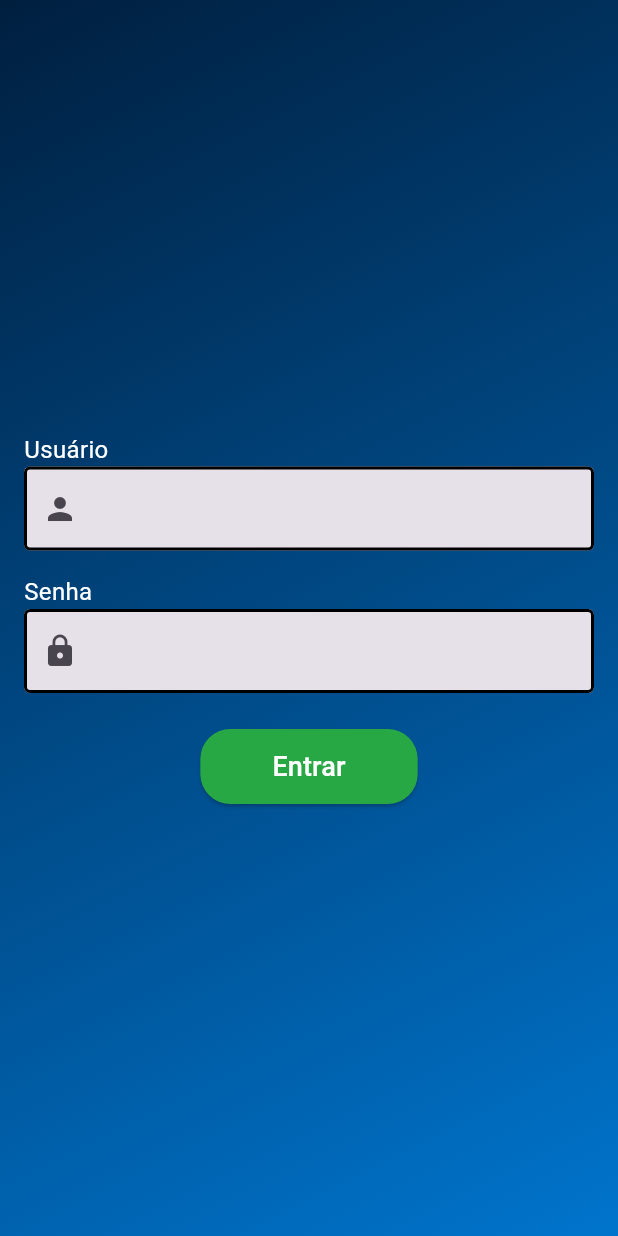
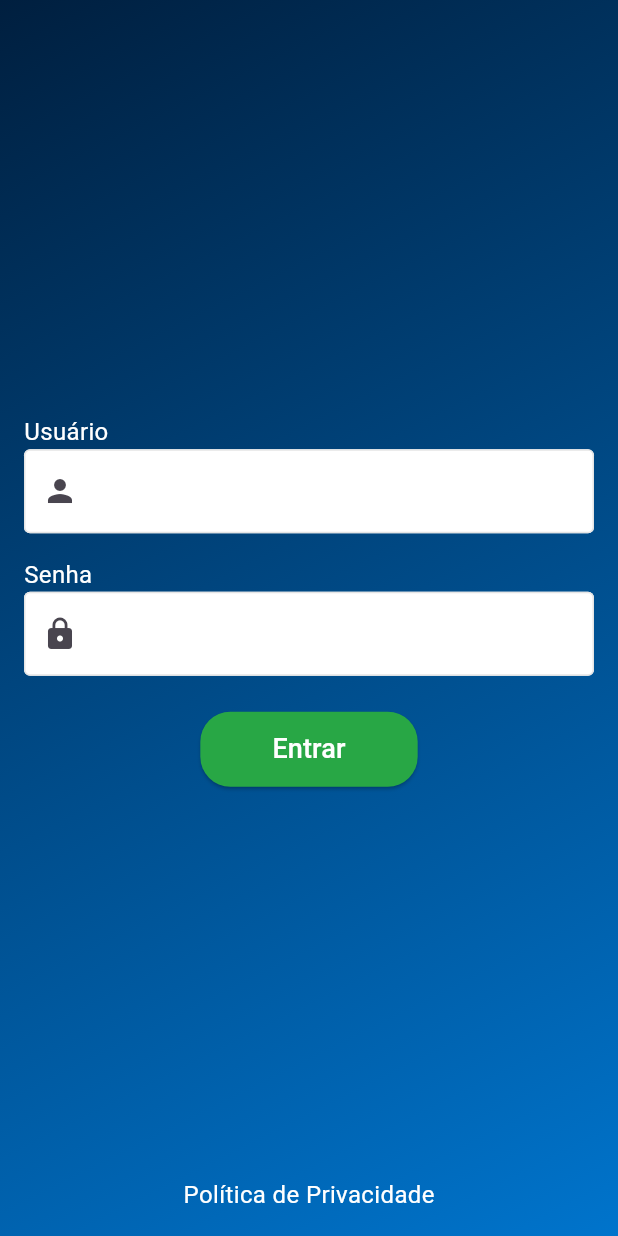
Before and after one commit to matheus-kittler/target_systems, a Flutter app: the screen it shows after launch, on a phone screen of 412 x 824 dp. Run offline on Flutter 3.47's test engine with Material 3 defaults, Android fonts, the phone set to English and light mode, and no system bars; our stand-ins replace firebase_auth, firebase_core, mobx; accounts and stored records are empty; generated files the repository leaves out were written again.

Commit message:
create a login auth

```diff
--- a/lib/auth/auth.dart
+++ b/lib/auth/auth.dart
@@ -1,23 +1,24 @@
 import 'package:firebase_auth/firebase_auth.dart';
+import 'package:flutter/material.dart';
+import 'package:target_challenge/presentation/home_page.dart';
+import 'package:target_challenge/presentation/login_page.dart';
 
-class Auth {
-  final FirebaseAuth firebaseAuth = FirebaseAuth.instance;
+class AuthPage extends StatelessWidget {
+  const AuthPage({super.key});
 
-  User? get currentUser => firebaseAuth.currentUser;
-
-  Stream<User?> get authStateChanges => firebaseAuth.authStateChanges();
-
-  Future<void> signIn({
-    required String email,
-    required String password,
-  }) async {
-    await firebaseAuth.signInWithEmailAndPassword(
-      email: email,
-      password: password,
+  @override
+  Widget build(BuildContext context) {
+    return Scaffold(
+      body: StreamBuilder<User?>(
+        stream: FirebaseAuth.instance.authStateChanges(),
+        builder: (context, snapshot) {
+          if (snapshot.hasData) {
+            return const HomePage();
+          } else {
+            return const LoginPage();
+          }
+        },
+      ),
     );
   }
-
-  Future<void> signOut() async {
-    await firebaseAuth.signOut();
-  }
 }
--- a/lib/main.dart
+++ b/lib/main.dart
@@ -1,9 +1,15 @@
-// import 'package:firebase_core/firebase_core.dart';
+import 'package:firebase_core/firebase_core.dart';
+import 'package:flutter/material.dart';
+import 'package:target_challenge/auth/auth.dart';
+import 'package:target_challenge/firebase_options.dart';
 
-import 'package:flutter/material.dart';
-import 'package:target_challenge/presentation/login_page.dart';
-
-void main() => runApp(const MyApp());
+void main() async {
+  WidgetsFlutterBinding.ensureInitialized();
+  await Firebase.initializeApp(
+    options: DefaultFirebaseOptions.currentPlatform,
+  );
+  runApp(const MyApp());
+}
 
 class MyApp extends StatelessWidget {
   const MyApp({super.key});
@@ -13,7 +19,7 @@ class MyApp extends StatelessWidget {
     return const MaterialApp(
       title: 'Targer Challenge',
       debugShowCheckedModeBanner: false,
-      home: LoginPage(),
+      home: AuthPage(),
     );
   }
 }
--- a/lib/presentation/login_page.dart
+++ b/lib/presentation/login_page.dart
@@ -1,12 +1,9 @@
 import 'package:firebase_auth/firebase_auth.dart';
 import 'package:flutter/material.dart';
-import 'package:flutter_mobx/flutter_mobx.dart';
-import 'package:mobx/mobx.dart';
-import 'package:target_challenge/auth/auth.dart';
+import 'package:url_launcher/url_launcher.dart';
 import 'package:target_challenge/controllers/login_controller.dart';
-import 'package:target_challenge/if_debugging.dart';
-import 'package:target_challenge/main.dart';
-import 'package:target_challenge/widgets/custom_text_field.dart';
+import 'package:target_challenge/widgets/custom_text_field_email.dart';
+import 'package:target_challenge/widgets/custom_text_field_password.dart';
 import 'package:target_challenge/widgets/gradient_background.dart';
 
 class LoginPage extends StatefulWidget {
@@ -24,28 +21,31 @@ class LoginPageState extends State<LoginPage> {
   Color secundaryColor = const Color(0xFF0074CC);
   String userTitle = 'Usuário';
   String passwordTitle = 'Senha';
+  String enter = 'Entrar';
+  String policy = 'Política de Privacidade';
+  String site = 'https://google.com.br/';
   String? errorMessage = '';
   Icon userIcon = const Icon(Icons.person);
   Icon passwordIcon = const Icon(Icons.lock);
+  bool isValid = false;
 
   final TextEditingController controllerEmail = TextEditingController();
   final TextEditingController controllerPassword = TextEditingController();
 
-  Future<void> signIn() async {
-    try {
-      await Auth().signIn(
+  // Future<void> signIn() async {
+  //   try {
+  //     await Auth().signIn(
+  //         email: controllerEmail.text, password: controllerPassword.text);
+  //   } on FirebaseAuthException catch (e) {
+  //     setState(() {
+  //       errorMessage = e.message;
+  //     });
+  //   }
+  // }
+
+  void signUserIn() async {
+    await FirebaseAuth.instance.signInWithEmailAndPassword(
         email: controllerEmail.text, password: controllerPassword.text);
-    } on FirebaseAuthException catch (e) {
-      setState(() {
-        errorMessage = e.message;
-      });
-    }
-  }
-
-  void validateTextField() {
-    if (formKey.currentState!.validate()) {
-      loginController.isValid;
-    }
   }
 
   @override
@@ -60,36 +60,25 @@ class LoginPageState extends State<LoginPage> {
             child: Column(
               mainAxisAlignment: MainAxisAlignment.center,
               children: [
-                Observer(builder: (_) {
-                  return CustomTextField(
-                    controller: TextEditingController(),
-                    onChanged: (_) {},
+                Expanded(
+                    child: Column(
+                  mainAxisAlignment: MainAxisAlignment.center,
+                  children: [
+                    CustomTextFieldEmail(
                       title: userTitle,
                       icon: userIcon,
-                    checkTextField: loginController.isValid,
-                    color:
-                        loginController.checkEmail ? Colors.red : Colors.white,
-                  );
-                }),
+                      controller: controllerEmail,
+                    ),
                     const SizedBox(height: 16.0),
-                Observer(builder: (_) {
-                  return CustomTextField(
-                    controller: TextEditingController(),
-                    onChanged: (_) {},
+                    CustomTextFieldPassword(
                       title: passwordTitle,
                       icon: passwordIcon,
-                    checkTextField: loginController.isValid,
-                    color: loginController.checkPassword
-                        ? Colors.red
-                        : Colors.white,
-                  );
-                }),
+                      controller: controllerPassword,
+                    ),
                     const SizedBox(height: 24.0),
                     ElevatedButton(
                       onPressed: () {
-                    // final email = emailController.text;
-                    // final password = passwordController.text;
-                    // context.read<MyApp>().goTo()
+                        signUserIn();
                       },
                       style: ElevatedButton.styleFrom(
                         backgroundColor: const Color(0xFF28A745),
@@ -97,20 +86,41 @@ class LoginPageState extends State<LoginPage> {
                           borderRadius: BorderRadius.circular(20.0),
                         ),
                       ),
-                  child: const Padding(
-                    padding: EdgeInsets.symmetric(
+                      child: Padding(
+                        padding: const EdgeInsets.symmetric(
                           vertical: 12.0,
                           horizontal: 24.0,
                         ),
                         child: Text(
-                      'Entrar',
-                      style: TextStyle(
+                          enter,
+                          style: const TextStyle(
                             color: Colors.white,
                             fontSize: 18.0,
                           ),
                         ),
                       ),
                     ),
+                  ],
+                )),
+                Align(
+                  alignment: Alignment.bottomCenter,
+                  child: InkWell(
+                    child: Text(
+                      policy,
+                      style: const TextStyle(
+                        fontSize: 16,
+                        color: Colors.white,
+                      ),
+                    ),
+                    onTap: () async {
+                      final url = site;
+
+                      if (await canLaunchUrl(url as Uri)) {
+                        await launch(url);
+                      }
+                    },
+                  ),
+                )
               ],
             ),
           ),
--- a/lib/widgets/custom_text_field.dart
+++ /dev/null
@@ -1,55 +0,0 @@
-import 'package:flutter/material.dart';
-
-class CustomTextField extends StatelessWidget {
-  final String title;
-  final Icon icon;
-  final bool checkTextField;
-  final Function(String) onChanged;
-  final Color color;
-  final TextEditingController controller;
-
-  const CustomTextField({
-    super.key,
-    required this.title,
-    required this.icon,
-    required this.checkTextField,
-    required this.onChanged,
-    required this.color,
-    required this.controller,
-  });
-
-  @override
-  Widget build(BuildContext context) {
-    return Column(
-      children: [
-        Align(
-          alignment: Alignment.centerLeft,
-          child: Text(
-            title,
-            textAlign: TextAlign.start,
-            style: const TextStyle(
-              color: Colors.white,
-              fontSize: 16.0,
-            ),
-          ),
-        ),
-        TextField(
-          maxLength: 20,
-          controller: controller,
-          onChanged: onChanged,
-          textInputAction: TextInputAction.next,
-          decoration: InputDecoration(
-            prefixIcon: icon,
-            enabledBorder: const OutlineInputBorder(
-              borderSide: BorderSide(
-                width: 2,
-              ),
-            ),
-            filled: true,
-            counterText: '',
-          ),
-        ),
-      ],
-    );
-  }
-}
--- /dev/null
+++ b/lib/widgets/custom_text_field_email.dart
@@ -0,0 +1,108 @@
+import 'package:flutter/material.dart';
+import 'package:flutter/services.dart';
+
+class CustomTextFieldEmail extends StatelessWidget {
+  final String title;
+  final Icon icon;
+  final TextEditingController controller;
+
+  const CustomTextFieldEmail({
+    super.key,
+    required this.title,
+    required this.icon,
+    required this.controller,
+  });
+
+  @override
+  Widget build(BuildContext context) {
+    return Column(
+      children: [
+        Align(
+          alignment: Alignment.centerLeft,
+          child: Text(
+            title,
+            textAlign: TextAlign.start,
+            style: const TextStyle(
+              color: Colors.white,
+              fontSize: 16.0,
+            ),
+          ),
+        ),
+        TextFormField(
+          autovalidateMode: AutovalidateMode.onUserInteraction,
+          /* autovalidate is disabled */
+          controller: controller,
+          inputFormatters: [
+            FilteringTextInputFormatter.deny(RegExp(
+                r'(\u00a9|\u00ae|[\u2000-\u3300]|\ud83c[\ud000-\udfff]|\ud83d[\ud000-\udfff]|\ud83e[\ud000-\udfff])')),
+          ],
+          keyboardType: TextInputType.text,
+          maxLength: 20,
+          maxLines: 1,
+          validator: (value) {
+            if (value != null) {
+              if (value.isEmpty) {
+                return 'Digite seu e-mail';
+              } else if (!value.contains('@')) {
+                return 'Digite seu e-mail corretamente, com o @';
+              } else {
+                return null;
+              }
+            } else {
+              value = '';
+            }
+            return null;
+          },
+          autofocus: false,
+          decoration: InputDecoration(
+            prefixIcon: icon,
+            errorMaxLines: 3,
+            counterText: "",
+            filled: true,
+            fillColor: Colors.white,
+            focusedBorder: const OutlineInputBorder(
+              borderRadius: BorderRadius.all(Radius.circular(4)),
+              borderSide: BorderSide(
+                width: 1,
+                color: Color(0xffE5E5E5),
+              ),
+            ),
+            disabledBorder: const OutlineInputBorder(
+              borderRadius: BorderRadius.all(Radius.circular(4)),
+              borderSide: BorderSide(
+                width: 1,
+                color: Color(0xffE5E5E5),
+              ),
+            ),
+            enabledBorder: const OutlineInputBorder(
+              borderRadius: BorderRadius.all(Radius.circular(4)),
+              borderSide: BorderSide(
+                width: 1,
+                color: Color(0xffE5E5E5),
+              ),
+            ),
+            border: const OutlineInputBorder(
+              borderRadius: BorderRadius.all(Radius.circular(4)),
+              borderSide: BorderSide(
+                width: 1,
+              ),
+            ),
+            errorBorder: const OutlineInputBorder(
+                borderRadius: BorderRadius.all(Radius.circular(4)),
+                borderSide: BorderSide(
+                  width: 1,
+                  color: Colors.red,
+                )),
+            focusedErrorBorder: const OutlineInputBorder(
+              borderRadius: BorderRadius.all(Radius.circular(4)),
+              borderSide: BorderSide(
+                width: 1,
+                color: Colors.red,
+              ),
+            ),
+          ),
+        ),
+      ],
+    );
+  }
+}
--- /dev/null
+++ b/lib/widgets/custom_text_field_password.dart
@@ -0,0 +1,104 @@
+import 'package:flutter/material.dart';
+import 'package:flutter/services.dart';
+
+class CustomTextFieldPassword extends StatelessWidget {
+  final String title;
+  final Icon icon;
+  final TextEditingController controller;
+
+  const CustomTextFieldPassword({
+    super.key,
+    required this.title,
+    required this.icon,
+    required this.controller,
+  });
+
+  @override
+  Widget build(BuildContext context) {
+    return Column(
+      children: [
+        Align(
+          alignment: Alignment.centerLeft,
+          child: Text(
+            title,
+            textAlign: TextAlign.start,
+            style: const TextStyle(
+              color: Colors.white,
+              fontSize: 16.0,
+            ),
+          ),
+        ),
+        TextFormField(
+          autovalidateMode: AutovalidateMode.onUserInteraction,
+          controller: controller,
+          inputFormatters: [
+            FilteringTextInputFormatter.deny(RegExp(r'[^a-zA-Z0-9]')),
+          ],
+          keyboardType: TextInputType.text,
+          maxLength: 20,
+          maxLines: 1,
+          validator: (value) {
+            if (value != null) {
+              if (value.isEmpty) {
+                return 'Digite sua senha';
+              } else if (value.length < 2) {
+                return 'Sua senha precisa ter no mínimo 2 caracteres';
+              } else {
+                return null;
+              }
+            }
+            return null;
+          },
+          autofocus: false,
+          decoration: InputDecoration(
+            prefixIcon: icon,
+            errorMaxLines: 3,
+            counterText: "",
+            filled: true,
+            fillColor: Colors.white,
+            focusedBorder: const OutlineInputBorder(
+              borderRadius: BorderRadius.all(Radius.circular(4)),
+              borderSide: BorderSide(
+                width: 1,
+                color: Color(0xffE5E5E5),
+              ),
+            ),
+            disabledBorder: const OutlineInputBorder(
+              borderRadius: BorderRadius.all(Radius.circular(4)),
+              borderSide: BorderSide(
+                width: 1,
+                color: Color(0xffE5E5E5),
+              ),
+            ),
+            enabledBorder: const OutlineInputBorder(
+              borderRadius: BorderRadius.all(Radius.circular(4)),
+              borderSide: BorderSide(
+                width: 1,
+                color: Color(0xffE5E5E5),
+              ),
+            ),
+            border: const OutlineInputBorder(
+              borderRadius: BorderRadius.all(Radius.circular(4)),
+              borderSide: BorderSide(
+                width: 1,
+              ),
+            ),
+            errorBorder: const OutlineInputBorder(
+                borderRadius: BorderRadius.all(Radius.circular(4)),
+                borderSide: BorderSide(
+                  width: 1,
+                  color: Colors.red,
+                )),
+            focusedErrorBorder: const OutlineInputBorder(
+              borderRadius: BorderRadius.all(Radius.circular(4)),
+              borderSide: BorderSide(
+                width: 1,
+                color: Colors.red,
+              ),
+            ),
+          ),
+        ),
+      ],
+    );
+  }
+}
--- a/pubspec.yaml
+++ b/pubspec.yaml
@@ -23,6 +23,7 @@ dependencies:
   get: ^4.6.6
   mobx_codegen: ^2.4.0
   build_runner: ^2.3.3
+  url_launcher: ^6.2.2
 
 
 dev_dependencies:
```
Also changed, not shown: lib/controllers/login_controller.dart (+41 -21 lines), lib/presentation/home_page.dart (added, +21 -0 lines), lib/controllers/login_controller.g.dart, pubspec.lock, 6 other files. Lines whose indentation alone changed are shown as unchanged.
